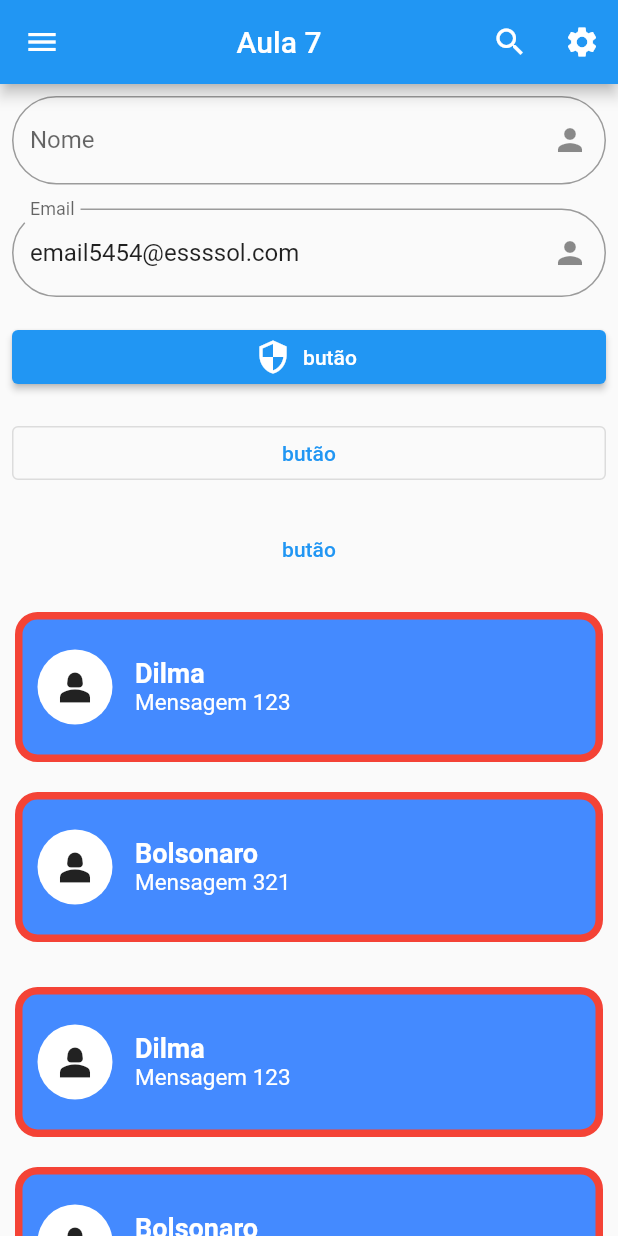
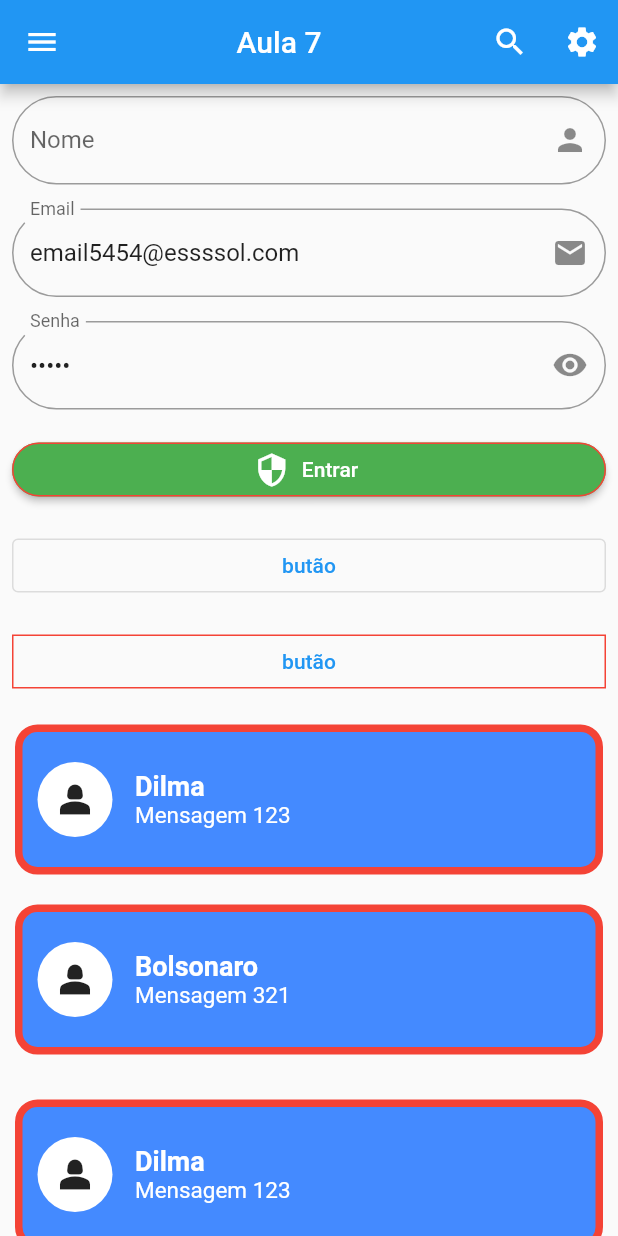
Before and after one commit to ulisseshen/mobile_dev, a Flutter app: the screen it shows after launch, after a tap on "butão", on a phone screen of 412 x 824 dp. Run offline on Flutter 3.47's test engine with Material 2 defaults, Android fonts, the phone set to English and light mode, and no system bars.

Commit message:
aula9 senha stateless

```diff
--- a/flutter/aula1/lib/main.dart
+++ b/flutter/aula1/lib/main.dart
@@ -54,7 +54,7 @@ void main() {
               decoration: InputDecoration(
                 enabled: true,
                 suffixIcon: IconButton(
-                  icon: Icon(Icons.person),
+                  icon: Icon(Icons.email),
                   onPressed: () {},
                 ),
                 label: Text('Email'),
@@ -66,11 +66,37 @@ void main() {
           ),
           Padding(
             padding: const EdgeInsets.all(8.0),
+            child: TextFormField(
+              initialValue: senha,
+              obscureText: true,
+              decoration: InputDecoration(
+                enabled: true,
+                suffixIcon: IconButton(
+                  icon: Icon(Icons.remove_red_eye),
+                  onPressed: () {},
+                ),
+                label: Text('Senha'),
+                border: OutlineInputBorder(
+                  borderRadius: BorderRadius.all(Radius.circular(40.0)),
+                ),
+              ),
+            ),
+          ),
+          Padding(
+            padding: const EdgeInsets.all(8.0),
             child: SizedBox(
               width: double.infinity,
               child: ElevatedButton.icon(
+                style: ElevatedButton.styleFrom(
+                  shape: RoundedRectangleBorder(
+                      side: BorderSide(
+                        color: Colors.red,
+                      ),
+                      borderRadius: BorderRadius.circular(25.0)),
+                  backgroundColor: Colors.green,
+                ),
                 onPressed: () {},
-                label: Text('butão'),
+                label: Text('Entrar'),
                 icon: Icon(Icons.security),
               ),
             ),
@@ -85,6 +111,13 @@ void main() {
           Padding(
             padding: const EdgeInsets.all(8.0),
             child: TextButton(
+              style: TextButton.styleFrom(
+                shape: RoundedRectangleBorder(
+                  side: BorderSide(
+                    color: Colors.red,
+                  ),
+                ),
+              ),
               onPressed: () {},
               child: Text('butão'),
             ),
@@ -105,7 +138,6 @@ void main() {
           SizedBox(height: 20),
           MensagemBolsonaro(),
           SizedBox(height: 20),
-          Senha()
         ],
       ),
     ),
@@ -253,117 +285,3 @@ class MensagemDilma extends StatelessWidget {
     );
   }
 }
-
-//criar widget de senha statefull com manipulação de estado do obscureText e validção de senha com 6 caracteres
-class Senha extends StatefulWidget {
-  const Senha({
-    super.key,
-  });
-
-  @override
-  _SenhaState createState() => _SenhaState();
-}
-
-class _SenhaState extends State<Senha> {
-  bool obscureText = true;
-  String senha = '';
-
-  @override
-  Widget build(BuildContext context) {
-    return Container(
-      width: double.infinity,
-      height: 100,
-      margin: EdgeInsets.symmetric(horizontal: 10.0).copyWith(top: 10.0),
-      decoration: BoxDecoration(
-        color: Colors.blueAccent,
-        borderRadius: BorderRadius.all(Radius.circular(15)),
-        border: Border.all(width: 5, color: Colors.red),
-      ),
-      child: Row(
-        crossAxisAlignment: CrossAxisAlignment.start,
-        children: [
-          Column(
-            mainAxisAlignment: MainAxisAlignment.center,
-            crossAxisAlignment: CrossAxisAlignment.start,
-            children: [
-              Container(
-                width: 50,
-                height: 50,
-                margin: EdgeInsets.only(left: 10.0),
-                decoration: BoxDecoration(
-                  color: Colors.white,
-                  borderRadius: BorderRadius.all(Radius.circular(50)),
-                ),
-                child: Padding(
-                  padding: const EdgeInsets.all(8.0),
-                  child: Icon(
-                    Icons.person_2_sharp,
-                    size: 30,
-                  ),
-                ),
-              ),
-            ],
-          ),
-          SizedBox(
-            width: 15,
-          ),
-          Column(
-            mainAxisAlignment: MainAxisAlignment.center,
-            crossAxisAlignment: CrossAxisAlignment.start,
-            children: [
-              Text(
-                'Senha',
-                style: TextStyle(
-                  color: Colors.white,
-                  fontSize: 18,
-                  fontWeight: FontWeight.bold,
-                ),
-              ),
-              Text(
-                senha,
-                style: TextStyle(
-                  color: Colors.white,
-                  fontSize: 15,
-                ),
-              ),
-            ],
-          ),
-          SizedBox(
-            width: 15,
-          ),
-          Column(
-            mainAxisAlignment: MainAxisAlignment.center,
-            crossAxisAlignment: CrossAxisAlignment.start,
-            children: [
-              IconButton(
-                icon: Icon(Icons.remove_red_eye),
-                onPressed: () {
-                  setState(() {
-                    obscureText = !obscureText;
-                  });
-                },
-              ),
-            ],
-          ),
-          SizedBox(
-            width: 15,
-          ),
-          Column(
-            mainAxisAlignment: MainAxisAlignment.center,
-            crossAxisAlignment: CrossAxisAlignment.start,
-            children: [
-              IconButton(
-                icon: Icon(Icons.add),
-                onPressed: () {
-                  setState(() {
-                    senha += '*';
-                  });
-                },
-              ),
-            ],
-          ),
-        ],
-      ),
-    );
-  }
-}
```
